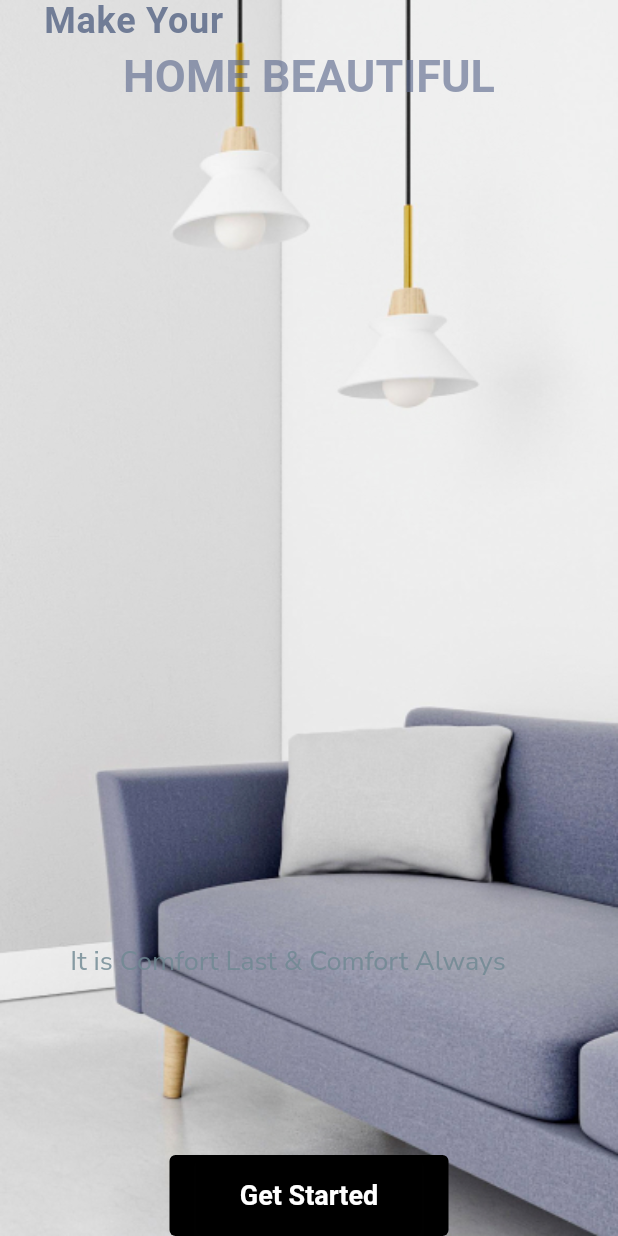
After one commit to imene124/Flutter-App, a Flutter app: the screen it shows after launch, on a phone screen of 412 x 824 dp. The commit adds this screen. Run offline on Flutter 3.47's test engine with Material 2 defaults, Android fonts, the phone set to English and light mode, and no system bars; our stand-ins replace get, google_fonts; Roboto replaces fonts that are missing (Gelasio).

Commit message:
Making the frontend of the boarding screen and the Login screen

```diff
--- a/lib/Secondpage.dart
+++ b/lib/Secondpage.dart
@@ -5,31 +5,14 @@ import 'package:google_fonts/google_fonts.dart';
 import 'package:delivery_app/thirdpage.dart';
 import 'package:delivery_app/animation.dart';
 
-//extends stateful Widget
-
-class SecondPage extends StatefulWidget {
-  const SecondPage({Key? key}) : super(key: key);
-
-  @override
-  //extends our state class and include it in our widget
-
-  State<SecondPage> createState() => _SecondPageState();
-}
-//state object to our widget which contain data
-
-class _SecondPageState extends State<SecondPage> {
-  final String text = "";
-  final String value = "";
-  bool _Obscure = true;
+class Loginscreen extends StatelessWidget {
+  const Loginscreen({Key? key}) : super(key: key);
 
   @override
   Widget build(BuildContext context) {
-    return MaterialApp(
-        debugShowCheckedModeBanner: false,
-        home: Scaffold(
+    return Scaffold(
       body: SafeArea(
-            child:
-                Column(mainAxisAlignment: MainAxisAlignment.center, children: [
+        child: Column(mainAxisAlignment: MainAxisAlignment.center, children: [
           Align(
               heightFactor: 2,
               child: Row(
@@ -101,7 +84,6 @@ class _SecondPageState extends State<SecondPage> {
                       print('$text');
                     },
                     autocorrect: false,
-                        obscureText: _Obscure,
                     keyboardType: TextInputType.text,
                     decoration: InputDecoration(
                         labelText: 'Password',
@@ -127,7 +109,6 @@ class _SecondPageState extends State<SecondPage> {
                     heightFactor: 0.5,
                     child: ElevatedButton(
                       onPressed: () {
-                            _navigateAndDisplaySelection(context);
                       },
                       child: Text(
                         'Log in',
@@ -158,26 +139,10 @@ class _SecondPageState extends State<SecondPage> {
                             color: k,
                           ),
                         ),
-                            onPressed: () {
-                              _navigateAndDisplaySelection2(context);
-                            }))
+                        onPressed: () {}))
               ]))
         ]),
       ),
-        ));
-  }
-
-  void _navigateAndDisplaySelection(BuildContext context) async {
-    final result = await Navigator.push(
-      context,
-      MaterialPageRoute(builder: (context) => const menu()),
-    );
-  }
-
-  void _navigateAndDisplaySelection2(BuildContext context) async {
-    final result2 = await Navigator.push(
-      context,
-      CustomePageRoute(form()),
     );
   }
 }
--- /dev/null
+++ b/lib/boarding_screen.dart
@@ -0,0 +1,94 @@
+import 'package:delivery_app/colors.dart';
+import 'package:delivery_app/secondpage.dart';
+import 'package:flutter/material.dart';
+import 'package:get/get.dart';
+import 'package:google_fonts/google_fonts.dart';
+
+class Boardingscreen extends StatelessWidget {
+  const Boardingscreen({Key? key}) : super(key: key);
+
+  @override
+  Widget build(BuildContext context) {
+    return SafeArea(
+        child: Scaffold(
+            body: Container(
+      decoration: const BoxDecoration(
+        image: DecorationImage(
+            image: AssetImage("img/background.jpg"), fit: BoxFit.fill),
+      ),
+      child: Column(
+        mainAxisAlignment: MainAxisAlignment.center,
+        children: [
+          Align(
+            alignment: const Alignment(-0.8, 0),
+            heightFactor: 1,
+            child: Text(
+              'Make Your',
+              textAlign: TextAlign.left,
+              style: GoogleFonts.gelasio(
+                fontWeight: FontWeight.w600,
+                letterSpacing: 0.5,
+                color: a,
+                fontSize: 24,
+              ),
+            ),
+          ),
+          const SizedBox(height: 5),
+          Expanded(
+              // alignment: const Alignment(-0.5, 0.5),
+              //heightFactor: 1,
+              child: Text('HOME BEAUTIFUL',
+                  style: GoogleFonts.gelasio(
+                    fontWeight: FontWeight.bold,
+                    fontSize: 30,
+                    color: d,
+                  ))),
+          const SizedBox(height: 10),
+          Align(
+              alignment: const Alignment(-0.2, 0.5),
+              heightFactor: 2,
+              child: Text('It is Comfort Last & Comfort Always ',
+                  style: GoogleFonts.nunitoSans(
+                    fontStyle: FontStyle.normal,
+                    color: c,
+                    fontWeight: FontWeight.normal,
+                    fontSize: 18,
+                  ))),
+          const SizedBox(height: 110),
+          Container(
+            height: 54,
+            width: 186,
+            decoration: BoxDecoration(
+                borderRadius: BorderRadius.circular(4),
+                boxShadow: const [
+                  BoxShadow(
+                    color: Colors.black,
+                    blurRadius: 0,
+                    spreadRadius: 0,
+                  )
+                ]),
+            alignment: Alignment.topCenter,
+            child: ElevatedButton(
+              onPressed: () {
+                Get.to(const Loginscreen());
+              },
+              child: Text('Get Started',
+                  style: GoogleFonts.gelasio(
+                    fontSize: 18,
+                    fontStyle: FontStyle.normal,
+                    fontWeight: FontWeight.w600,
+                  )),
+              style: ElevatedButton.styleFrom(
+                primary: Colors.black,
+                shape: RoundedRectangleBorder(
+                    borderRadius: BorderRadius.circular(4)),
+                shadowColor: const Color.fromRGBO(36, 36, 36, 0.36),
+                fixedSize: const Size(150, 54),
+              ),
+            ),
+          ),
+        ],
+      ),
+    )));
+  }
+}
--- a/pubspec.yaml
+++ b/pubspec.yaml
@@ -35,6 +35,7 @@ dependencies:
   cupertino_icons: ^1.0.2
   http: ^0.13.4
   google_fonts: ^2.3.1
+  get: ^4.6.5
 
 dev_dependencies:
   flutter_test:
```
Also changed, not shown: lib/main.dart (+2 -97 lines), lib/models/orderofdelivery.dart (deleted, +0 -14 lines), lib/models/product.dart (deleted, +0 -8 lines), lib/models/review.dart (deleted, +0 -11 lines), lib/models/user.dart (deleted, +0 -18 lines), pubspec.lock, 3 other files. Lines whose indentation alone changed are shown as unchanged.
